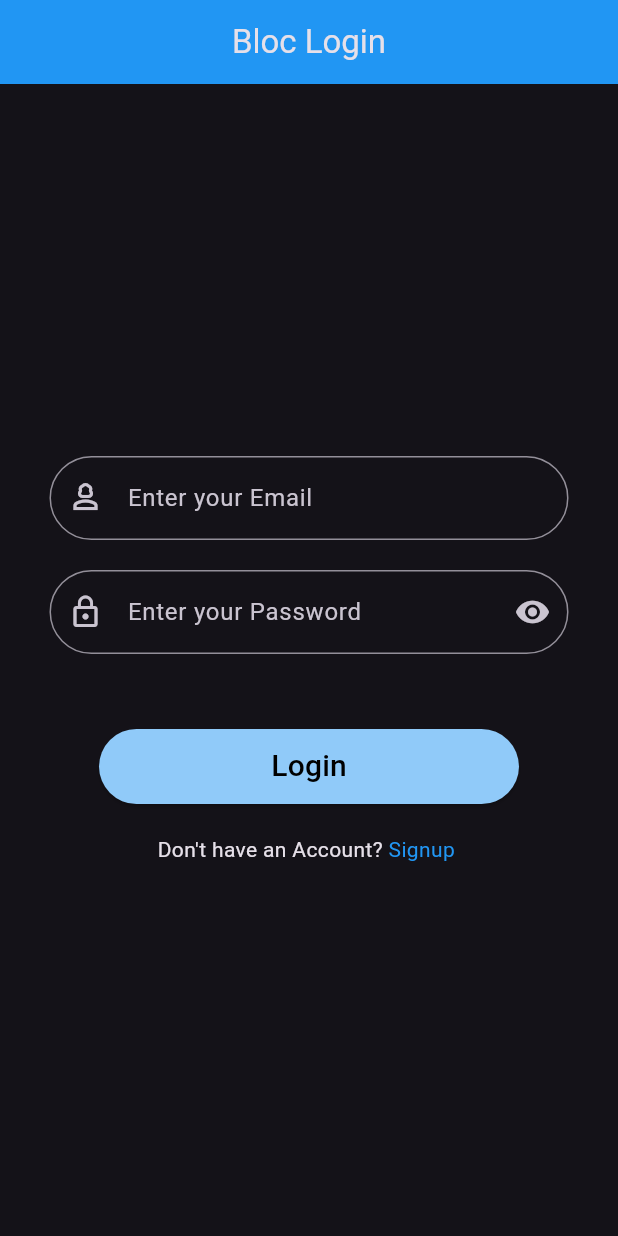
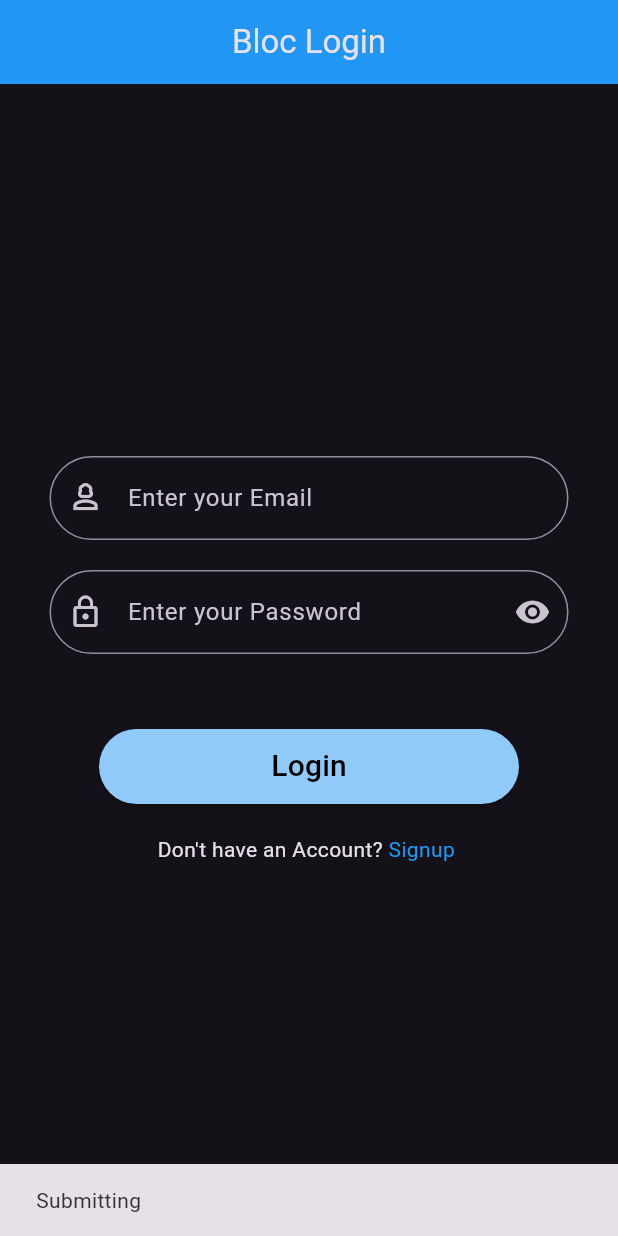
Before and after one commit to rn-byte/State_management, a Flutter app: the LoginScreen screen opened directly, after a tap on "Login", on a phone screen of 412 x 824 dp. Run offline on Flutter 3.47's test engine with Material 3 defaults, Android fonts, the phone set to English and light mode, and no system bars; our stand-ins replace bloc, equatable, flutter_bloc, get, image_picker, shared_preferences; accounts and stored records are empty; network calls fail.

Commit message:
Login login added

```diff
--- a/bloc_st_mgmt/lib/bloc/login_signup/login_signup_bloc.dart
+++ b/bloc_st_mgmt/lib/bloc/login_signup/login_signup_bloc.dart
@@ -1,13 +1,16 @@
 import 'package:bloc/bloc.dart';
+import 'package:bloc_st_mgmt/repository/login_signup_repository.dart';
 import 'package:bloc_st_mgmt/utils/enum/enums.dart';
 import 'package:equatable/equatable.dart';
 part 'login_signup_events.dart';
 part 'login_signup_state.dart';
 
 class LoginSignupBloc extends Bloc<LoginSignupEvents, LoginSignupState> {
+  final LoginSignupRepository _loginSignupRepository = LoginSignupRepository();
   LoginSignupBloc() : super(const LoginSignupState()) {
     on<EmailChangedEvent>(_onEmailChanged);
     on<PassChangedEvent>(_onPasswordChanged);
+    on<LoginApi>(_loginApi);
   }
 
   void _onEmailChanged(
@@ -18,7 +21,28 @@ class LoginSignupBloc extends Bloc<LoginSignupEvents, LoginSignupState> {
 
   void _onPasswordChanged(
       PassChangedEvent event, Emitter<LoginSignupState> emit) {
-    //print(event.uPass);
+    // print(event.uPass);
     emit(state.copyWith(password: event.uPass));
   }
+
+  void _loginApi(LoginApi event, Emitter<LoginSignupState> emit) async {
+    emit(state.copyWith(loginStatus: LoginStatus.loading));
+    print(state.email.toString());
+    print(state.password.toString());
+    Map data = {
+      'email': state.email.toString(),
+      'password': state.password,
+    };
+    print(data.toString());
+    await _loginSignupRepository.hitLogin(data).then((value) {
+      emit(state.copyWith(
+        message: 'Login Success : Token:  ${value['token'].toString()}',
+        loginStatus: LoginStatus.success,
+      ));
+    }).onError((error, stackTrace) {
+      emit(state.copyWith(
+          message: 'Login Error : ${error.toString}',
+          loginStatus: LoginStatus.error));
+    });
+  }
 }
--- a/bloc_st_mgmt/lib/bloc/login_signup/login_signup_state.dart
+++ b/bloc_st_mgmt/lib/bloc/login_signup/login_signup_state.dart
@@ -7,7 +7,7 @@ class LoginSignupState extends Equatable {
   final LoginStatus loginStatus;
   const LoginSignupState({
     this.email = '',
-    this.password = '',
+    this.password = 'jjjj',
     this.message = '',
     this.loginStatus = LoginStatus.initial,
   });
--- a/bloc_st_mgmt/lib/repository/login_signup_repository.dart
+++ b/bloc_st_mgmt/lib/repository/login_signup_repository.dart
@@ -0,0 +1,23 @@
+import 'dart:convert';
+
+import 'package:http/http.dart' as http;
+
+class LoginSignupRepository {
+  Future<dynamic> hitLogin(Map data) async {
+    try {
+      final response = await http.post(
+        Uri.parse('https://reqres.in/api/login'),
+        body: jsonEncode(data),
+      );
+      print(response.statusCode);
+      if (response.statusCode == 200) {
+        return response.body;
+      } else {
+        print(response.body.toString());
+        return response.body;
+      }
+    } catch (e) {
+      return e.toString();
+    }
+  }
+}
--- a/bloc_st_mgmt/lib/ui/login/login_screen.dart
+++ b/bloc_st_mgmt/lib/ui/login/login_screen.dart
@@ -1,5 +1,6 @@
 import 'package:bloc_st_mgmt/bloc/login_signup/login_signup_bloc.dart';
 import 'package:bloc_st_mgmt/ui/signup/signup_screen.dart';
+import 'package:bloc_st_mgmt/utils/enum/enums.dart';
 import 'package:flutter/material.dart';
 import 'package:flutter_bloc/flutter_bloc.dart';
 
@@ -23,7 +24,7 @@ class _LoginScreenState extends State<LoginScreen> {
 
   @override
   Widget build(BuildContext context) {
-    return BlocProvider(
+    return BlocProvider<LoginSignupBloc>(
       create: (context) => _loginSignupBloc,
       child: Scaffold(
           appBar: AppBar(
@@ -54,7 +55,7 @@ class _LoginScreenState extends State<LoginScreen> {
                                 .read<LoginSignupBloc>()
                                 .add(EmailChangedEvent(uEmail: value));
                           },
-                          onFieldSubmitted: (value) {},
+                          //onFieldSubmitted: (value) {},
                           decoration: const InputDecoration(
                             hintText: 'Enter your Email',
                             prefixIcon: Icon(Icons.person_3_outlined),
@@ -107,14 +108,41 @@ class _LoginScreenState extends State<LoginScreen> {
                     SizedBox(
                       height: 50,
                       width: 280,
-                      child: ElevatedButton(
-                        style: ButtonStyle(
-                            backgroundColor:
-                                WidgetStatePropertyAll(Colors.blue[200])),
-                        onPressed: () {},
-                        child: const Text(
-                          'Login',
-                          style: TextStyle(fontSize: 20, color: Colors.black),
+                      child: BlocListener<LoginSignupBloc, LoginSignupState>(
+                        listener: (context, state) {
+                          if (state.loginStatus == LoginStatus.error) {
+                            ScaffoldMessenger.of(context)
+                              ..hideCurrentSnackBar()
+                              ..showSnackBar(const SnackBar(
+                                  content: Text('Login unsuccessful')));
+                          } else if (state.loginStatus == LoginStatus.loading) {
+                            ScaffoldMessenger.of(context)
+                              ..hideCurrentSnackBar()
+                              ..showSnackBar(
+                                  const SnackBar(content: Text('Submitting')));
+                          } else if (state.loginStatus == LoginStatus.success) {
+                            ScaffoldMessenger.of(context)
+                              ..hideCurrentSnackBar()
+                              ..showSnackBar(const SnackBar(
+                                  content: Text('Login successful')));
+                          }
+                        },
+                        child: BlocBuilder<LoginSignupBloc, LoginSignupState>(
+                          builder: (context, state) {
+                            return ElevatedButton(
+                              style: ButtonStyle(
+                                  backgroundColor:
+                                      WidgetStatePropertyAll(Colors.blue[200])),
+                              onPressed: () {
+                                context.read<LoginSignupBloc>().add(LoginApi());
+                              },
+                              child: const Text(
+                                'Login',
+                                style: TextStyle(
+                                    fontSize: 20, color: Colors.black),
+                              ),
+                            );
+                          },
                         ),
                       ),
                     ),
```
